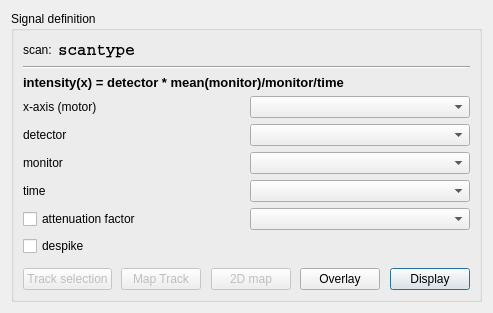
Before: the Qt Designer form iintgui/ui/iintobservable.ui in syncope/iint-gui, drawn with Qt 5.
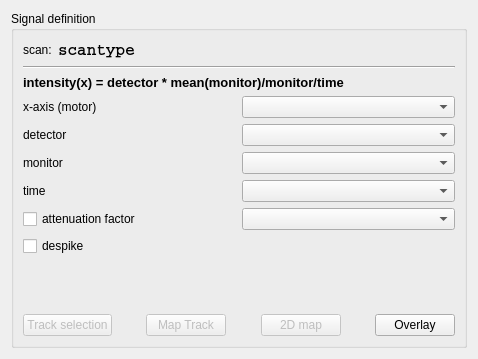
After: the same form once the commit is applied.

Commit message: + implement auto-drawing of spectrum once columns have been selected (issue #90)

What changed in the file:
```diff
--- a/iintgui/ui/iintobservable.ui
+++ b/iintgui/ui/iintobservable.ui
@@ -6,8 +6,8 @@
    <rect>
     <x>0</x>
     <y>0</y>
-    <width>493</width>
-    <height>313</height>
+    <width>478</width>
+    <height>359</height>
    </rect>
   </property>
   <property name="windowTitle">
@@ -253,29 +253,6 @@
             </property>
            </widget>
           </item>
-          <item>
-           <spacer name="horizontalSpacer_4">
-            <property name="orientation">
-             <enum>Qt::Horizontal</enum>
-            </property>
-            <property name="sizeHint" stdset="0">
-             <size>
-              <width>40</width>
-              <height>20</height>
-             </size>
-            </property>
-           </spacer>
-          </item>
-          <item>
-           <widget class="QPushButton" name="obsDisplayBtn">
-            <property name="text">
-             <string>Display</string>
-            </property>
-            <property name="default">
-             <bool>true</bool>
-            </property>
-           </widget>
-          </item>
          </layout>
         </item>
        </layout>
```
The commit also changes 1 other file.
